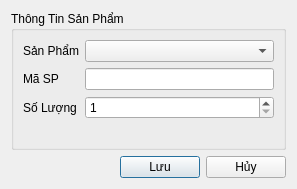
First picture: the form in ui/order_add_ord_detail.ui, repository thinh-doan/sales-and-warehouse-management-system, before the edit.
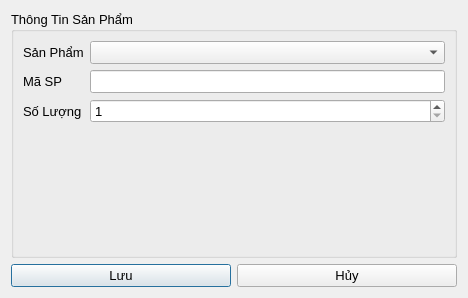
Second picture: the form after the edit. Icons and pictures are not drawn.

```diff
--- a/ui/order_add_ord_detail.ui
+++ b/ui/order_add_ord_detail.ui
@@ -6,10 +6,15 @@
    <rect>
     <x>0</x>
     <y>0</y>
-    <width>297</width>
-    <height>189</height>
+    <width>468</width>
+    <height>298</height>
    </rect>
   </property>
+  <property name="font">
+   <font>
+    <pointsize>10</pointsize>
+   </font>
+  </property>
   <property name="windowTitle">
    <string>Thêm Sản Phẩm Vào Đơn Hàng</string>
   </property>
@@ -22,6 +27,12 @@
      <layout class="QHBoxLayout" name="horizontalLayout">
       <item>
        <layout class="QFormLayout" name="formLayout">
+        <property name="topMargin">
+         <number>0</number>
+        </property>
+        <property name="bottomMargin">
+         <number>0</number>
+        </property>
         <item row="0" column="0">
          <widget class="QLabel" name="lblProduct">
           <property name="text">
@@ -74,19 +85,6 @@
    </item>
    <item>
     <layout class="QHBoxLayout">
-     <item>
-      <spacer name="horizontalSpacer">
-       <property name="orientation">
-        <enum>Qt::Horizontal</enum>
-       </property>
-       <property name="sizeHint" stdset="0">
-        <size>
-         <width>0</width>
-         <height>0</height>
-        </size>
-       </property>
-      </spacer>
-     </item>
      <item>
       <widget class="QPushButton" name="btnLuu_Order_detail">
        <property name="text">
```
Left out of the diff: 4 changed lines with no effect on the pictures.
